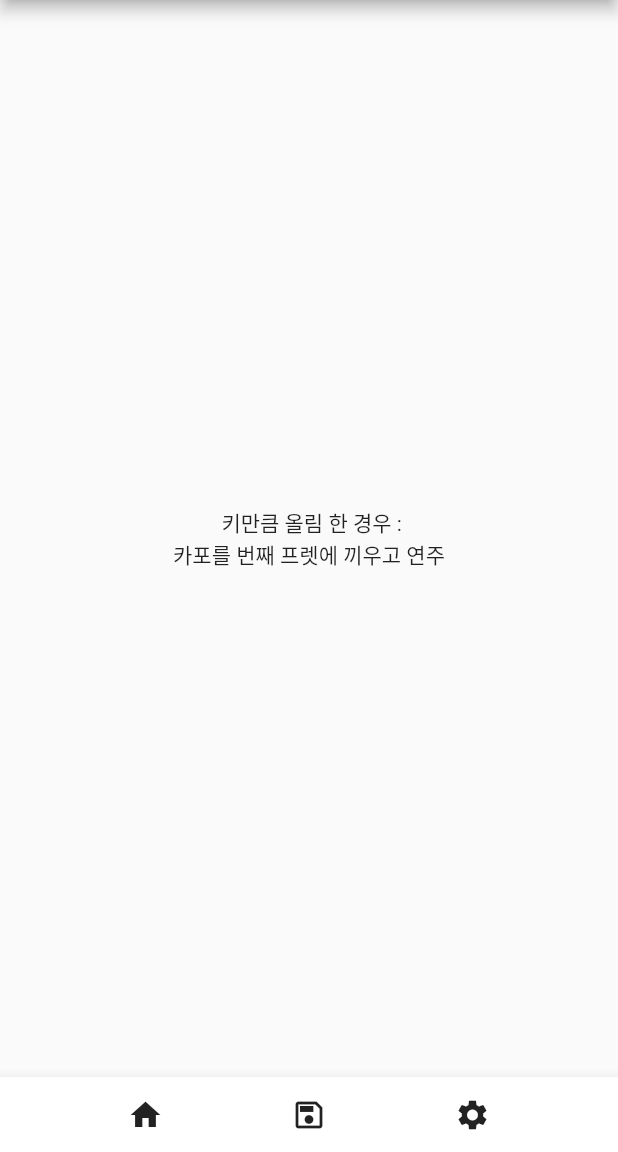
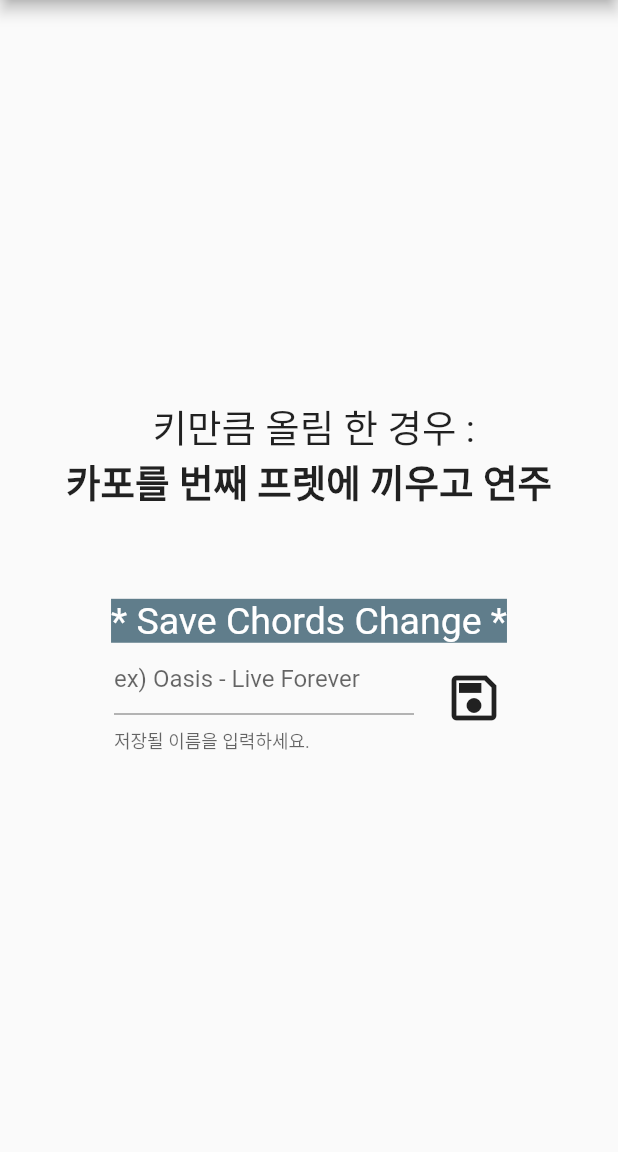
Before and after one commit to wooji1671/practice_0205, a Flutter app: the screen it shows after launch, after a tap on the "tune" icon, on a phone screen of 412 x 824 dp, the part 84-1236 px from its top. Run offline on Flutter 3.47's test engine with Material 2 defaults, Android fonts, the phone set to English and light mode, and no system bars.

Commit message:
0215
중간 세이브

```diff
--- a/lib/main.dart
+++ b/lib/main.dart
@@ -28,11 +28,9 @@ class MyStatefulWidget extends StatefulWidget {
 class _MyStatefulWidgetState extends State<MyStatefulWidget> {
   int _selectedIndex = 0;
 
-  static const List<Widget> _widgetOptions = <Widget>[
+  static List<Widget> _widgetOptions = <Widget>[
     MainPage(),
-    Text(
-      'Index 1: Saved change',
-    ),
+    SavedPage(),
     Text(
       'Index 2: Settings',
     ),
@@ -81,7 +79,7 @@ class _MainPageState extends State<MainPage> {
   final myController = TextEditingController();
   String dropdownValue = '올림';
 
-  void dropDownChangeFunction(String? newKey){
+  void dropDownChangeFunction(String? newKey) {
     setState(() {
       dropdownValue = newKey!;
     });
@@ -123,7 +121,9 @@ class _MainPageState extends State<MainPage> {
                 ),
               ],
             ),
-            KeySelectWidget(function: dropDownChangeFunction,),
+            KeySelectWidget(
+              function: dropDownChangeFunction,
+            ),
             Container(
               margin: const EdgeInsets.all(40),
             ),
@@ -138,7 +138,8 @@ class _MainPageState extends State<MainPage> {
                   context,
                   MaterialPageRoute(
                       builder: (context) => ChordChangePage(
-                            changeChord: myController.text, changeKey: dropdownValue,
+                            changeChord: myController.text,
+                            changeKey: dropdownValue,
                           )),
                 );
               },
@@ -152,6 +153,7 @@ class _MainPageState extends State<MainPage> {
 
 class KeySelectWidget extends StatefulWidget {
   Function function;
+
   KeySelectWidget({Key? key, required this.function}) : super(key: key);
 
   @override
@@ -174,7 +176,7 @@ class _KeySelectWidgetState extends State<KeySelectWidget> {
         height: 2,
         color: Colors.blueAccent,
       ),
-      onChanged: (String? newValue){
+      onChanged: (String? newValue) {
         widget.function(newValue);
         dropdownValue = newValue!;
       },
@@ -193,7 +195,9 @@ class ChordChangePage extends StatefulWidget {
   String changeChord;
   String changeKey;
 
-  ChordChangePage({Key? key, required this.changeChord, required this.changeKey}) : super(key: key);
+  ChordChangePage(
+      {Key? key, required this.changeChord, required this.changeKey})
+      : super(key: key);
 
   @override
   _ChordChangePageState createState() => _ChordChangePageState();
@@ -207,20 +211,8 @@ class _ChordChangePageState extends State<ChordChangePage> {
         title: const Text('Guitar Chords Changer'),
       ),
       body: SecondPage(
-        changeChord: widget.changeChord, changeKey: widget.changeKey,
-      ),
-      bottomNavigationBar: BottomAppBar(
-        child: Container(
-          height: 50,
-          child: Row(
-            mainAxisAlignment: MainAxisAlignment.spaceEvenly,
-            children: [
-              Icon(Icons.home),
-              Icon(Icons.save_outlined),
-              Icon(Icons.settings),
-            ],
-          ),
-        ),
+        changeChord: widget.changeChord,
+        changeKey: widget.changeKey,
       ),
     );
   }
@@ -230,71 +222,210 @@ class SecondPage extends StatefulWidget {
   String changeChord;
   String changeKey;
 
-  SecondPage({Key? key, required this.changeChord, required this.changeKey}) : super(key: key);
+  SecondPage({Key? key, required this.changeChord, required this.changeKey})
+      : super(key: key);
 
   @override
   State<SecondPage> createState() => _SecondPageState();
 }
 
 class _SecondPageState extends State<SecondPage> {
-  var changeKeyDown = 0;
+  final myController = TextEditingController();
+  int changeKeyDown = 0;
 
-  int downTuning(String newValue){
-      var parsedChangeChord = int.parse(newValue);
+  int downTuning(String newValue) {
+    int parsedChangeChord = int.parse(newValue);
     changeKeyDown = 12 - parsedChangeChord;
     return changeKeyDown;
   }
 
   @override
   Widget build(BuildContext context) {
-    return Container(
-      child: Column(
+    return Column(
       mainAxisAlignment: MainAxisAlignment.center,
       children: [
-          Text('${widget.changeChord} 키만큼 ${widget.changeKey} 한 경우 :'),
+        Column(
+          children: [
+            Text('${widget.changeChord} 키만큼 ${widget.changeKey} 한 경우 :',
+                style: TextStyle(fontSize: 25)),
             (widget.changeKey == '올림')
                 ? Row(
                     mainAxisAlignment: MainAxisAlignment.center,
                     children: [
-                  Text('카포를 ${widget.changeChord}번째 프렛에 끼우고 연주'),
+                      Text(
+                        '카포를 ${widget.changeChord}번째 프렛에 끼우고 연주',
+                        style: TextStyle(
+                            fontSize: 25, fontWeight: FontWeight.bold),
+                      ),
                     ],
                   )
-              : Column(
-                children: [
-                  Row(
+                : Row(
                     mainAxisAlignment: MainAxisAlignment.center,
                     children: [
-                      Text('카포를'),
-                      KeyDownWidget(function: downTuning, changeChord: widget.changeChord,),
-                      Text('번째 프렛에 끼우고 연주'),
-                    ],
+                      Column(
+                        children: [
+                          Text(
+                            '카포를 ${downTuning(widget.changeChord)}번째 프렛에 끼우고 연주',
+                            style: TextStyle(
+                                fontSize: 25, fontWeight: FontWeight.bold),
                           ),
-                  Text('또는'),
-                  Text('카포를 ${widget.changeChord}번째 프렛에 끼우고 정튜닝 후 카포 제거하고 연주'),
+                          Text(
+                            '또는',
+                            style: TextStyle(fontSize: 15),
+                          ),
+                          Text(
+                            '카포를 ${widget.changeChord}번째 프렛에 끼우고 정튜닝 후 카포 제거하고 연주',
+                            style: TextStyle(
+                                fontSize: 25, fontWeight: FontWeight.bold),
+                          ),
                         ],
                       ),
                     ],
                   ),
+          ],
+        ),
+        Container(
+          margin: EdgeInsets.only(top: 60),
+          child: Text(
+            '* Save Chords Change *',
+            style: TextStyle(
+                backgroundColor: Colors.blueGrey,
+                color: Colors.white,
+                fontSize: 25),
+          ),
+        ),
+        Row(
+          mainAxisSize: MainAxisSize.min,
+          children: [
+            Flexible(
+              child: Container(
+                width: 200,
+                //margin: EdgeInsets.only(left:400, bottom:10),
+                child: TextFormField(
+                  controller: myController,
+                  keyboardType: TextInputType.text,
+                  decoration: InputDecoration(
+                    helperText: '저장될 이름을 입력하세요.',
+                    hintText: 'ex) Oasis - Live Forever',
+                  ),
+                ),
+              ),
+            ),
+            IconButton(
+              icon: Icon(Icons.save_outlined),
+              iconSize: 40,
+              padding: const EdgeInsets.only(left: 20),
+              onPressed: () {
+                // Navigator.push(
+//   context,
+//   MaterialPageRoute(
+//       builder: (context) => SavedPage()
+//   ),
+// );
+                final snackBar = SnackBar(
+                  content: const Text('저장되었습니다.'),
+                );
+                ScaffoldMessenger.of(context).showSnackBar(snackBar);
+              },
+            ),
+          ],
+        ),
+      ],
     );
   }
 }
 
-class KeyDownWidget extends StatefulWidget {
-  Function function;
-  String changeChord;
-  KeyDownWidget({Key? key, required this.function, required this.changeChord}) : super(key: key);
+class SavedPage extends StatefulWidget {
+  const SavedPage({Key? key}) : super(key: key);
 
   @override
-  _KeyDownWidgetState createState() => _KeyDownWidgetState();
+  _SavedPageState createState() => _SavedPageState();
 }
 
-class _KeyDownWidgetState extends State<KeyDownWidget> {
-  var changeKeyDown = 0;
+class _SavedPageState extends State<SavedPage> {
+  List todos = <String>[];
+  String input = "";
+
+  @override
+  void initState() {
+    super.initState();
+    todos.add("Item1");
+    todos.add("Item2");
+    todos.add("Item3");
+    todos.add("Item4");
+  }
 
   @override
   Widget build(BuildContext context) {
-    return Text(
-      ' ${widget.function(widget.changeChord)}'
+    return Scaffold(
+      floatingActionButton: FloatingActionButton(
+        onPressed: () {
+          showDialog(
+              context: context,
+              builder: (BuildContext context) {
+                return AlertDialog(
+                    title: Text("Add Todolist"),
+                    content: TextField(
+                      onChanged: (String value) {
+                        input = value;
+                      },
+                    ),
+                    actions: <Widget>[
+                      FlatButton(
+                          onPressed: () {
+                            setState(() {
+                              todos.add(input);
+                            });
+                          },
+                          child: Text("Add"))
+                    ]);
+              });
+        },
+        child: Icon(
+          Icons.add,
+          color: Colors.white,
+        ),
+      ),
+      body: ListView.builder(
+          itemCount: todos.length,
+          itemBuilder: (BuildContext context, int index) {
+            return Dismissible(
+                key: Key(todos[index]),
+                child: Card(
+                    child: ListTile(
+                  title: Text(todos[index]),
+                )));
+          }),
     );
   }
 }
+
+//   @override
+//   Widget build(BuildContext context) {
+//     return Scaffold(
+//       body: ChordSavedPage(),
+//     );
+//   }
+// }
+//
+// class ChordSavedPage extends StatelessWidget {
+//   ChordSavedPage({Key? key}) : super(key: key);
+//
+//   @override
+//   final List<String> entries = <String>['A', 'B', 'C'];
+//   final List<int> colorCodes = <int>[600, 500, 100];
+//
+//   Widget build(BuildContext context) {
+//     return ListView.builder(
+//         padding: const EdgeInsets.all(8),
+//         itemCount: entries.length,
+//         itemBuilder: (BuildContext context, int index) {
+//           return Container(
+//             height: 50,
+//             color: Colors.amber[colorCodes[index]],
+//             child: Center(child: Text('Entry ${entries[index]}')),
+//           );
+//         }
+//     );
+//   }
+// }
```
Lines whose indentation alone changed are shown as unchanged.
